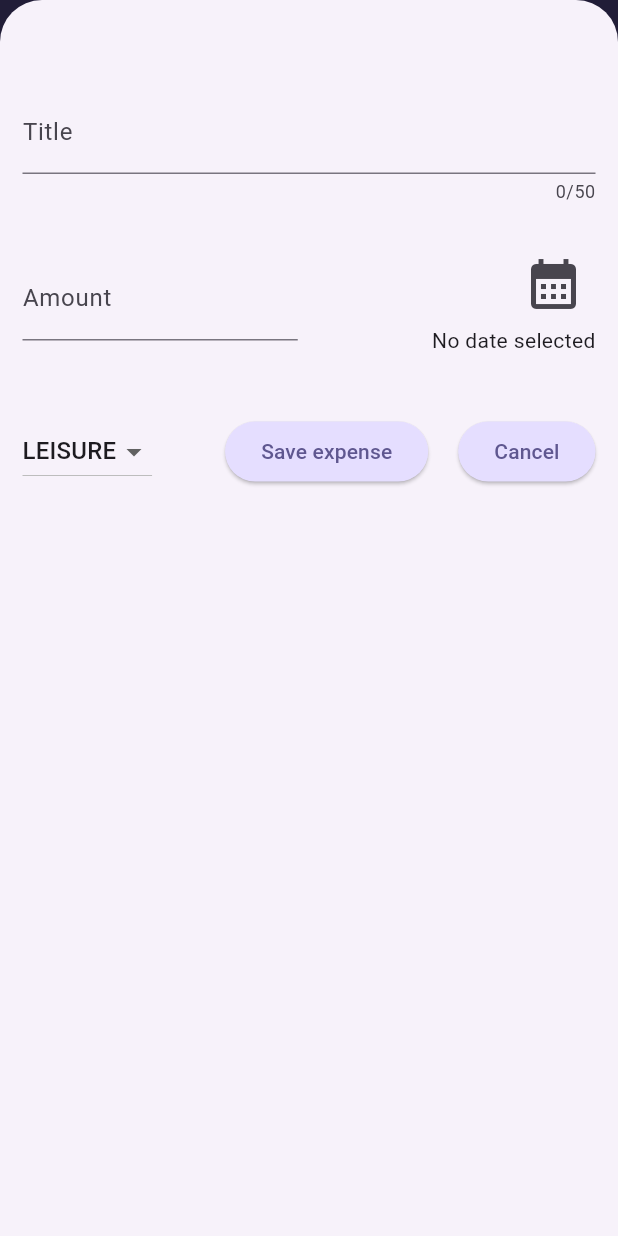
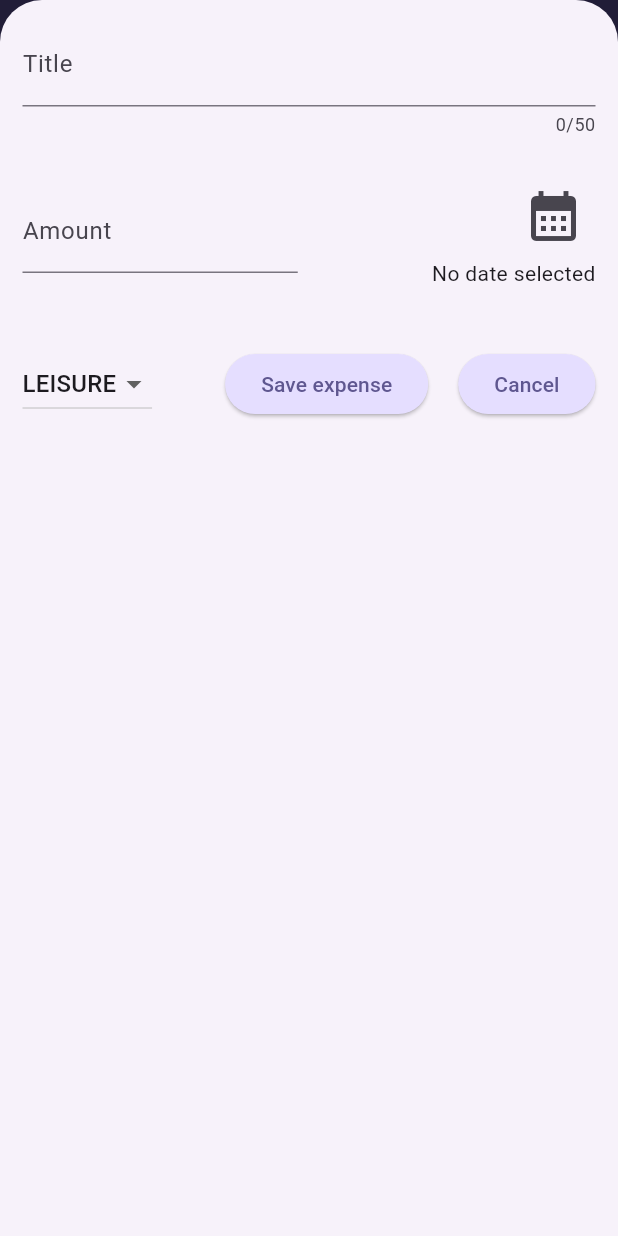
Before and after one commit to LazarBarac/Expense_tracker, a Flutter app: the screen it shows after launch, after a tap on the "add" icon, on a phone screen of 412 x 824 dp. Run offline on Flutter 3.47's test engine with Material 3 defaults, Android fonts, the phone set to English and light mode, and no system bars.

Commit message:
responsive overlay

```diff
--- a/lib/widgets/expenses.dart
+++ b/lib/widgets/expenses.dart
@@ -18,11 +18,13 @@ class _ExspensesState extends State<Expenses> {
 
   void _openAddExpenseOverlay() {
     showModalBottomSheet(
+      useSafeArea: true,
       isScrollControlled: true,
       context: context,
       builder: (ctx) => NewExpense(
         onAddExpense: _addExpense,
       ),
+      constraints: const BoxConstraints(maxWidth: double.infinity),
     );
   }
 
--- a/lib/widgets/new_expense.dart
+++ b/lib/widgets/new_expense.dart
@@ -86,8 +86,11 @@ class _NewExpenseState extends State<NewExpense> {
   Widget build(BuildContext context) {
     final keyboardSpace = MediaQuery.of(context).viewInsets.bottom;
 
-    return Padding(
-      padding: EdgeInsets.fromLTRB(15, 60, 15, keyboardSpace + 15),
+    return SizedBox(
+      height: double.infinity,
+      child: SingleChildScrollView(
+        child: Padding(
+          padding: EdgeInsets.fromLTRB(15, 15, 15, keyboardSpace + 15),
           child: Column(
             children: [
               TextField(
@@ -176,6 +179,8 @@ class _NewExpenseState extends State<NewExpense> {
               )
             ],
           ),
+        ),
+      ),
     );
   }
 }
```
Lines whose indentation alone changed are shown as unchanged.
